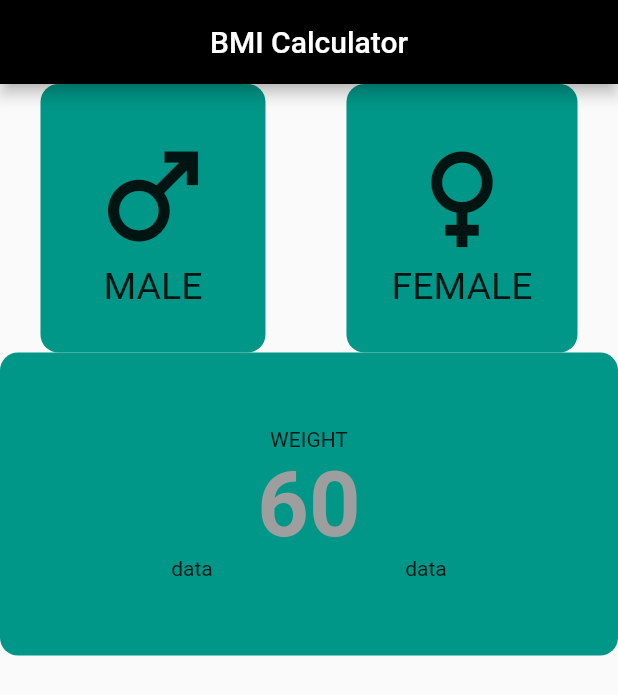
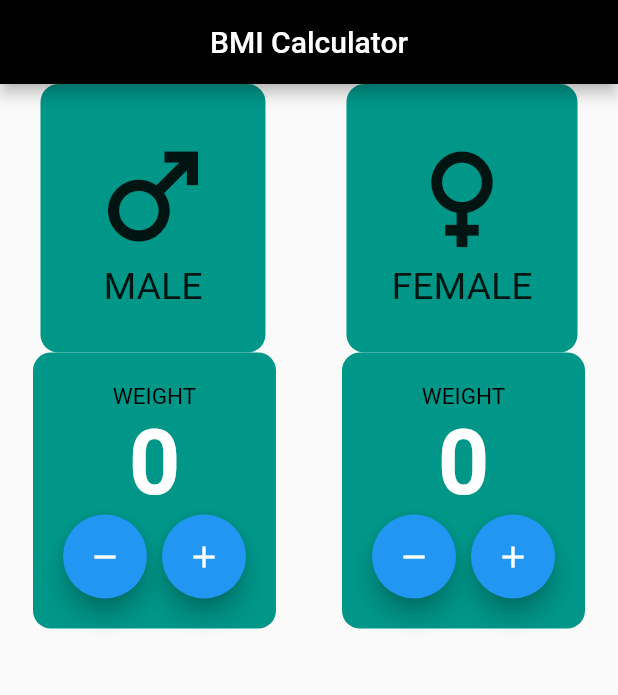
Before and after one commit to fluttberry/bmi_calculator_app, a Flutter app: the screen it shows after launch, on a phone screen of 412 x 824 dp. Shown: the top 695 px of the screen. Run offline on Flutter 3.47's test engine with Material 2 defaults, Android fonts, the phone set to English and light mode, and no system bars.

Commit message:
bmi_app_ongoing

```diff
--- a/lib/constants/colors/colors.dart
+++ b/lib/constants/colors/colors.dart
@@ -3,4 +3,5 @@ import 'package:flutter/material.dart';
 class AppColors {
   static const Color mainColor = Colors.grey;
   static const Color white = Colors.white;
+  static const Color black = Colors.black;
 }
--- a/lib/constants/text_style/text_styles.dart
+++ b/lib/constants/text_style/text_styles.dart
@@ -2,17 +2,8 @@ import 'package:bmi_app/constants/colors/colors.dart';
 import 'package:flutter/material.dart';
 
 class TextStyles {
-
- TextStyle text60White = const TextStyle(
-  fontSize: 60,
-  color: AppColors.mainColor,
-  fontWeight: FontWeight.bold
- );
- TextStyle text70Grey = const TextStyle(
-  fontSize: 70,
-  color: AppColors.white,
-  fontWeight: FontWeight.bold
- );
-
-
+  static const TextStyle text60White = TextStyle(
+      fontSize: 60, color: AppColors.white, fontWeight: FontWeight.bold);
+  static const TextStyle text15Grey =
+      TextStyle(fontSize: 15, color: AppColors.black);
 }
--- a/lib/presentations/pages/home_page.dart
+++ b/lib/presentations/pages/home_page.dart
@@ -2,8 +2,28 @@ import 'package:bmi_app/constants/text_style/text_styles.dart';
 import 'package:bmi_app/presentations/widgets/custom_container.dart';
 import 'package:flutter/material.dart';
 
-class HomePage extends StatelessWidget {
+class HomePage extends StatefulWidget {
   const HomePage({super.key});
+
+  @override
+  State<HomePage> createState() => _HomePageState();
+}
+
+class _HomePageState extends State<HomePage> {
+  int san = 0;
+
+  void countAdd() {
+    setState(() {});
+    san = san + 1;
+  }
+
+  void countRemove() {
+    setState(() {});
+    if (san == 0) {
+      san++;
+    }
+    san = san - 1;
+  }
 
   @override
   Widget build(BuildContext context) {
@@ -21,34 +41,86 @@ class HomePage extends StatelessWidget {
             CustomContainer(text: 'female', icons: Icons.female),
           ],
         ),
+        Row(
+          mainAxisAlignment: MainAxisAlignment.spaceAround,
+          children: [
             Container(
               decoration: BoxDecoration(
                 borderRadius: BorderRadius.circular(12),
                 color: Colors.teal,
               ),
               child: Padding(
-            padding: const EdgeInsets.all(50.0),
+                padding: const EdgeInsets.all(20),
                 child: Column(
                   children: [
                     Text(
                       'weight'.toUpperCase(),
-                  style: TextStyles.text70Grey,
+                      style: TextStyles.text15Grey,
                     ),
                     Text(
-                  '60',
-                  style: TextStyles().text60White,
+                      san.toString(),
+                      style: TextStyles.text60White,
                     ),
                     Row(
-                  mainAxisAlignment: MainAxisAlignment.spaceAround,
+                      mainAxisAlignment: MainAxisAlignment.center,
                       // ignore: prefer_const_literals_to_create_immutables
                       children: [
-                    const Text('data'),
-                    const Text('data'),
+                        FloatingActionButton(
+                          onPressed: countRemove,
+                          child: const Icon(Icons.remove),
+                        ),
+                        const SizedBox(
+                          width: 10,
+                        ),
+                        FloatingActionButton(
+                          onPressed: countAdd,
+                          child: const Icon(Icons.add),
+                        ),
                       ],
                     ),
                   ],
                 ),
               ),
+            ),
+            Container(
+              decoration: BoxDecoration(
+                borderRadius: BorderRadius.circular(12),
+                color: Colors.teal,
+              ),
+              child: Padding(
+                padding: const EdgeInsets.all(20),
+                child: Column(
+                  children: [
+                    Text(
+                      'weight'.toUpperCase(),
+                      style: TextStyles.text15Grey,
+                    ),
+                    Text(
+                      san.toString(),
+                      style: TextStyles.text60White,
+                    ),
+                    Row(
+                      mainAxisAlignment: MainAxisAlignment.center,
+                      // ignore: prefer_const_literals_to_create_immutables
+                      children: [
+                        FloatingActionButton(
+                          onPressed: countRemove,
+                          child: const Icon(Icons.remove),
+                        ),
+                        const SizedBox(
+                          width: 10,
+                        ),
+                        FloatingActionButton(
+                          onPressed: countAdd,
+                          child: const Icon(Icons.add),
+                        ),
+                      ],
+                    ),
+                  ],
+                ),
+              ),
+            ),
+          ],
         )
       ]),
     );
```
Lines whose indentation alone changed are shown as unchanged.
